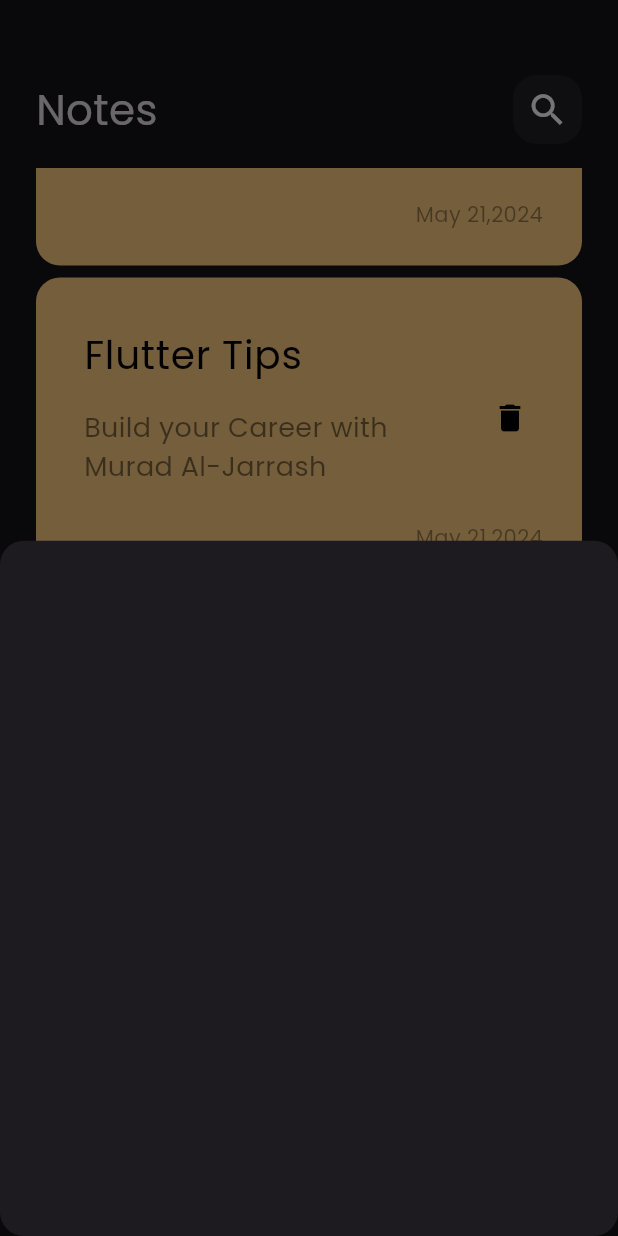
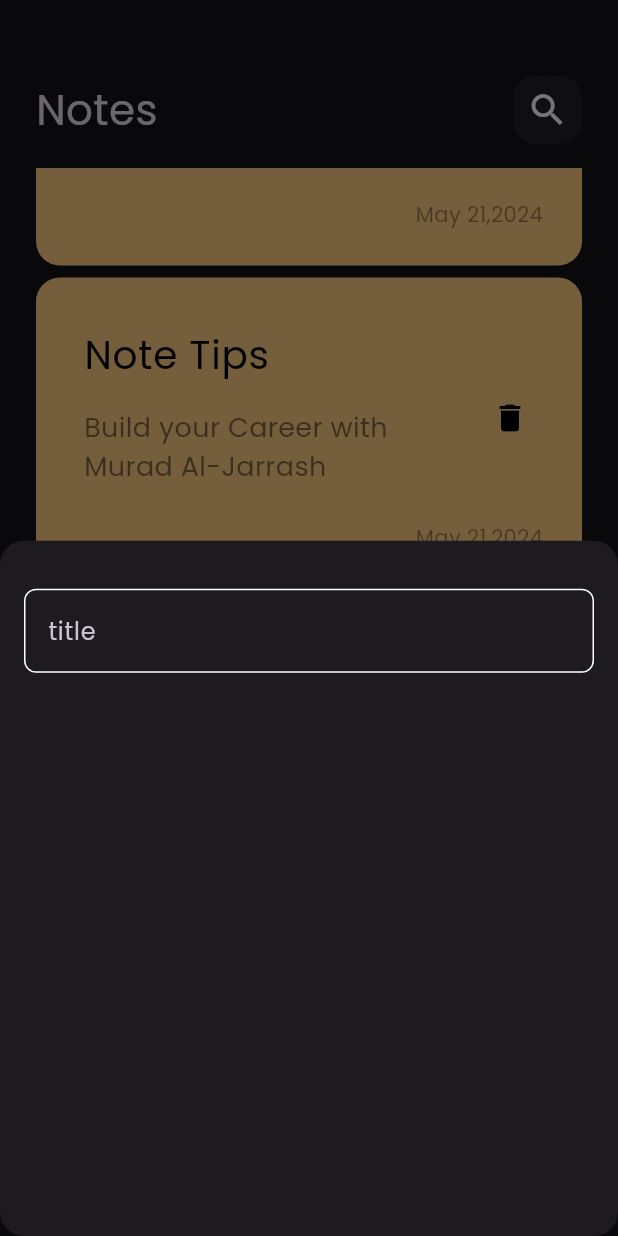
Before and after one commit to Muradfs/notes_app, a Flutter app: the screen it shows after launch, scrolled down 576 dp, after a tap on the "add" icon, on a phone screen of 412 x 824 dp. Run offline on Flutter 3.47's test engine with Material 3 defaults, Android fonts, the phone set to English and light mode, and no system bars.

Commit message:
create custom field

```diff
--- /dev/null
+++ b/lib/constants.dart
@@ -0,0 +1,3 @@
+import 'package:flutter/material.dart';
+
+const kPrimaryColor = Color(0xff62FCD7);
--- a/lib/main.dart
+++ b/lib/main.dart
@@ -11,6 +11,7 @@ class NotesApp extends StatelessWidget {
   @override
   Widget build(BuildContext context) {
     return MaterialApp(
+      debugShowCheckedModeBanner: false,
       theme: ThemeData(brightness: Brightness.dark, fontFamily: 'Poppins'),
       home: const NotesView(),
     );
--- a/lib/views/widgets/add_note_bottn_sheet.dart
+++ b/lib/views/widgets/add_note_bottn_sheet.dart
@@ -1,10 +1,21 @@
 import 'package:flutter/material.dart';
+import 'package:note_app/views/widgets/custom_text_field.dart';
 
 class AddNoteBottonSheet extends StatelessWidget {
   const AddNoteBottonSheet({super.key});
 
   @override
   Widget build(BuildContext context) {
-    return Container();
+    return Padding(
+      padding: const EdgeInsets.symmetric(horizontal: 16),
+      child: Column(
+        children: [
+          SizedBox(
+            height: 32,
+          ),
+          CustomTextField(),
+        ],
+      ),
+    );
   }
 }
--- a/lib/views/widgets/custom_note_item.dart
+++ b/lib/views/widgets/custom_note_item.dart
@@ -6,7 +6,7 @@ class NoteItems extends StatelessWidget {
   @override
   Widget build(BuildContext context) {
     return Container(
-      padding: EdgeInsets.only(top: 24, bottom: 24, left: 16),
+      padding: const EdgeInsets.only(top: 24, bottom: 24, left: 16),
       decoration: BoxDecoration(
         color: const Color(0xffFFCC80),
         borderRadius: BorderRadius.circular(16),
@@ -16,7 +16,7 @@ class NoteItems extends StatelessWidget {
         children: [
           ListTile(
             title: const Text(
-              'Flutter Tips',
+              'Note Tips',
               style: TextStyle(
                 color: Colors.black,
                 fontSize: 26,
--- /dev/null
+++ b/lib/views/widgets/custom_text_field.dart
@@ -0,0 +1,27 @@
+import 'package:flutter/material.dart';
+import 'package:note_app/constants.dart';
+
+class CustomTextField extends StatelessWidget {
+  const CustomTextField({super.key});
+
+  @override
+  Widget build(BuildContext context) {
+    return TextField(
+      cursorColor: kPrimaryColor,
+      decoration: InputDecoration(
+        hintText: 'title',
+        border: buildBorder(),
+        enabledBorder: buildBorder(),
+        focusedBorder: buildBorder(kPrimaryColor),
+      ),
+    );
+  }
+
+  OutlineInputBorder buildBorder([color]) {
+    return OutlineInputBorder(
+        borderRadius: BorderRadius.circular(8),
+        borderSide: BorderSide(
+          color: color ?? Colors.white,
+        ));
+  }
+}
--- a/lib/views/widgets/notes_view_body.dart
+++ b/lib/views/widgets/notes_view_body.dart
@@ -1,6 +1,5 @@
 import 'package:flutter/material.dart';
 import 'package:note_app/views/widgets/custom_app_bar.dart';
-import 'package:note_app/views/widgets/custom_note_item.dart';
 
 import 'note_list_view.dart';
 
```
